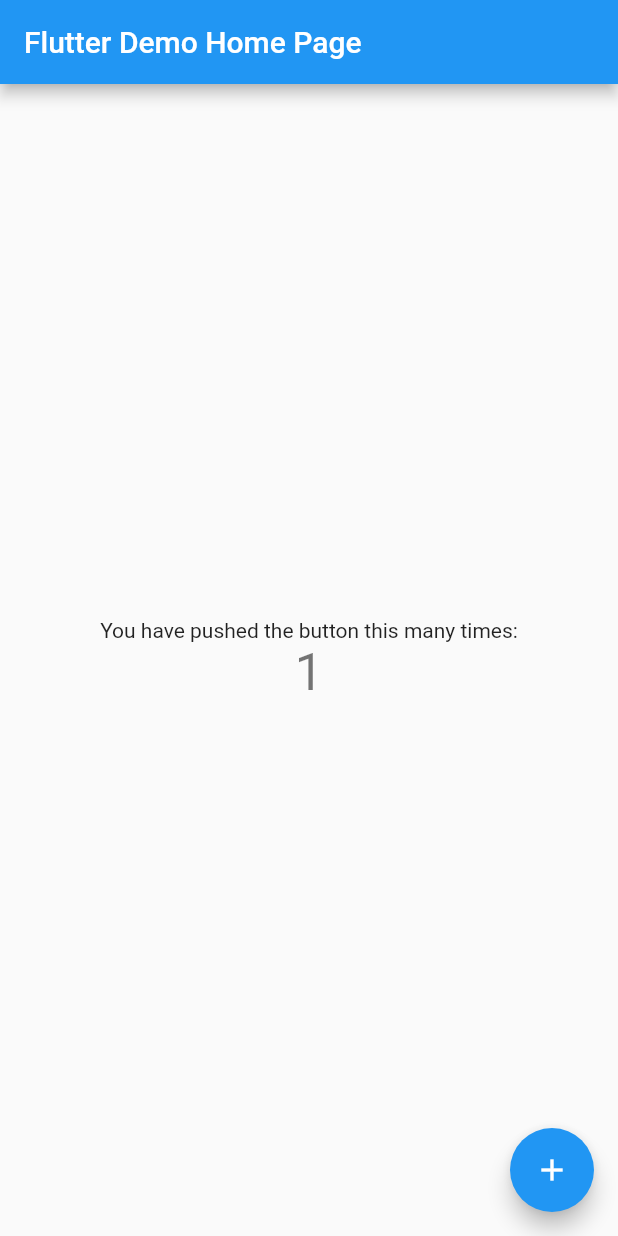
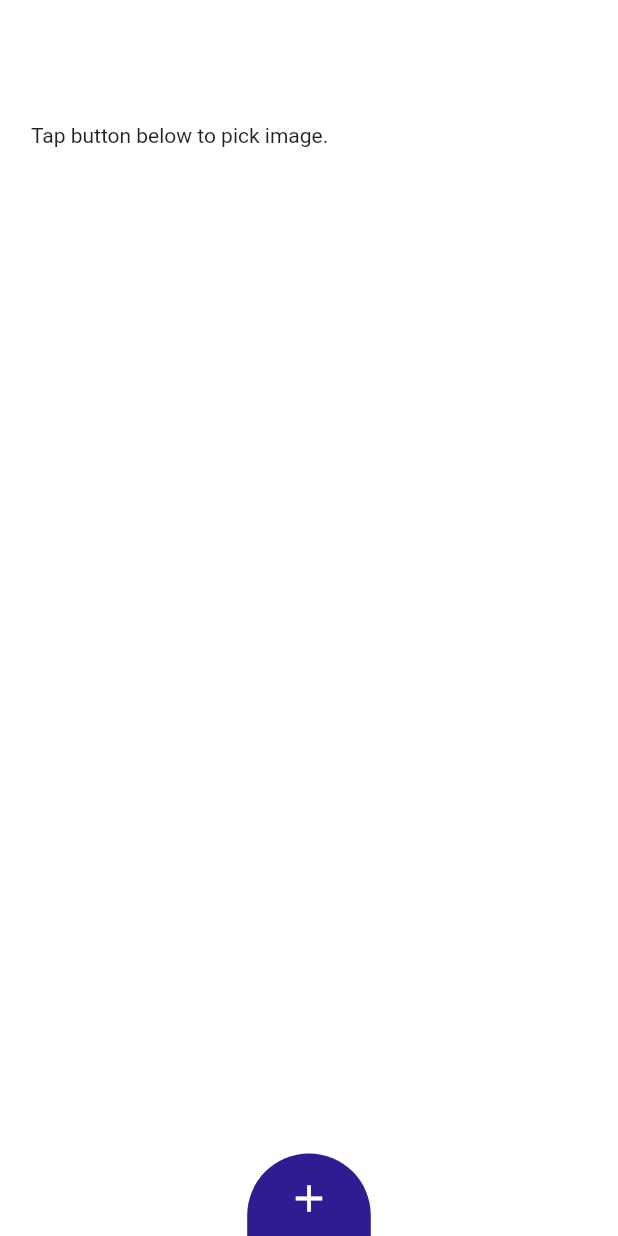
Before and after one commit to sharmashashi/imageprocessing-flutter, a Flutter app: the screen it shows after launch, after a tap on the "add" icon, on a phone screen of 412 x 824 dp. Run offline on Flutter 3.47's test engine with Material 2 defaults, Android fonts, the phone set to English and light mode, and no system bars; our stand-ins replace file_picker; missing offline and left inert: dart_image_processing.

Commit message:
integrated dart_image_processing package successfully

```diff
--- a/lib/main.dart
+++ b/lib/main.dart
@@ -1,111 +1,13 @@
+import 'package:flutter/cupertino.dart';
 import 'package:flutter/material.dart';
+import 'package:flutter/services.dart';
+import 'package:imageprocessing/screens/home/home.dart';
 
-void main() => runApp(MyApp());
-
-class MyApp extends StatelessWidget {
-  // This widget is the root of your application.
-  @override
-  Widget build(BuildContext context) {
-    return MaterialApp(
-      title: 'Flutter Demo',
-      theme: ThemeData(
-        // This is the theme of your application.
-        //
-        // Try running your application with "flutter run". You'll see the
-        // application has a blue toolbar. Then, without quitting the app, try
-        // changing the primarySwatch below to Colors.green and then invoke
-        // "hot reload" (press "r" in the console where you ran "flutter run",
-        // or simply save your changes to "hot reload" in a Flutter IDE).
-        // Notice that the counter didn't reset back to zero; the application
-        // is not restarted.
-        primarySwatch: Colors.blue,
-      ),
-      home: MyHomePage(title: 'Flutter Demo Home Page'),
-    );
-  }
+void main() {
+  SystemChrome.setSystemUIOverlayStyle(SystemUiOverlayStyle(
+      systemNavigationBarColor: Colors.deepPurple[900],
+      statusBarColor: Colors.green[600]));
+  runApp(MaterialApp(
+    home: HomePage(),
+  ));
 }
-
-class MyHomePage extends StatefulWidget {
-  MyHomePage({Key key, this.title}) : super(key: key);
-
-  // This widget is the home page of your application. It is stateful, meaning
-  // that it has a State object (defined below) that contains fields that affect
-  // how it looks.
-
-  // This class is the configuration for the state. It holds the values (in this
-  // case the title) provided by the parent (in this case the App widget) and
-  // used by the build method of the State. Fields in a Widget subclass are
-  // always marked "final".
-
-  final String title;
-
-  @override
-  _MyHomePageState createState() => _MyHomePageState();
-}
-
-class _MyHomePageState extends State<MyHomePage> {
-  int _counter = 0;
-
-  void _incrementCounter() {
-    setState(() {
-      // This call to setState tells the Flutter framework that something has
-      // changed in this State, which causes it to rerun the build method below
-      // so that the display can reflect the updated values. If we changed
-      // _counter without calling setState(), then the build method would not be
-      // called again, and so nothing would appear to happen.
-      _counter++;
-    });
-  }
-
-  @override
-  Widget build(BuildContext context) {
-    // This method is rerun every time setState is called, for instance as done
-    // by the _incrementCounter method above.
-    //
-    // The Flutter framework has been optimized to make rerunning build methods
-    // fast, so that you can just rebuild anything that needs updating rather
-    // than having to individually change instances of widgets.
-    return Scaffold(
-      appBar: AppBar(
-        // Here we take the value from the MyHomePage object that was created by
-        // the App.build method, and use it to set our appbar title.
-        title: Text(widget.title),
-      ),
-      body: Center(
-        // Center is a layout widget. It takes a single child and positions it
-        // in the middle of the parent.
-        child: Column(
-          // Column is also layout widget. It takes a list of children and
-          // arranges them vertically. By default, it sizes itself to fit its
-          // children horizontally, and tries to be as tall as its parent.
-          //
-          // Invoke "debug painting" (press "p" in the console, choose the
-          // "Toggle Debug Paint" action from the Flutter Inspector in Android
-          // Studio, or the "Toggle Debug Paint" command in Visual Studio Code)
-          // to see the wireframe for each widget.
-          //
-          // Column has various properties to control how it sizes itself and
-          // how it positions its children. Here we use mainAxisAlignment to
-          // center the children vertically; the main axis here is the vertical
-          // axis because Columns are vertical (the cross axis would be
-          // horizontal).
-          mainAxisAlignment: MainAxisAlignment.center,
-          children: <Widget>[
-            Text(
-              'You have pushed the button this many times:',
-            ),
-            Text(
-              '$_counter',
-              style: Theme.of(context).textTheme.display1,
-            ),
-          ],
-        ),
-      ),
-      floatingActionButton: FloatingActionButton(
-        onPressed: _incrementCounter,
-        tooltip: 'Increment',
-        child: Icon(Icons.add),
-      ), // This trailing comma makes auto-formatting nicer for build methods.
-    );
-  }
-}
--- /dev/null
+++ b/lib/providers/image_engine_provider.dart
@@ -0,0 +1,35 @@
+import 'dart:typed_data';
+import 'dart:io';
+import 'package:dart_image_processing/dart_image_processing.dart';
+import 'package:flutter/material.dart';
+import 'package:imageprocessing/utils/to_one_d_list.dart';
+
+class ImageEngine extends ChangeNotifier {
+  /// the main appearing image
+  MemoryImage image;
+
+  ///current image path
+  String imagePath;
+
+  get getImage => image;
+  get getImagePath => imagePath;
+
+  set setImagePath(String imagePath) {
+    this.imagePath = imagePath;
+    notifyListeners();
+  }
+
+  set setImage(List<int> bytes) {
+    U8Bitmap bitmapObj = U8Bitmap();
+    bitmapObj.init(rawBytes: bytes);
+    final readImage = bitmapObj.imread();
+    SpatialFiltering filterObj = SpatialFiltering();
+    var blurredImageBytes =
+        filterObj.simpleFilter(image: readImage, kernelSize: 5);
+
+    bitmapObj.imwrite(this.imagePath + 'newFile', blurredImageBytes);
+    var newImageBytes = File(imagePath + 'newFile.bmp').readAsBytesSync();
+    this.image = MemoryImage(newImageBytes);
+    notifyListeners();
+  }
+}
--- /dev/null
+++ b/lib/screens/home/home.dart
@@ -0,0 +1,132 @@
+import 'package:file_picker/file_picker.dart';
+import 'package:flutter/material.dart';
+import 'package:imageprocessing/providers/image_engine_provider.dart';
+import 'package:imageprocessing/utils/dimention_in_percent.dart';
+import 'package:provider/provider.dart';
+import 'dart:io';
+
+class HomePage extends StatelessWidget {
+  ///full height and width
+  double _screenHeight, _screenWidth;
+  @override
+  Widget build(BuildContext context) {
+    _screenHeight = MediaQuery.of(context).size.height;
+    _screenWidth = MediaQuery.of(context).size.width;
+    return MultiProvider(
+      providers: [
+        ///image engine provider
+        ChangeNotifierProvider<ImageEngine>(
+          builder: (context) => ImageEngine(),
+        )
+      ],
+      child: Builder(builder: (BuildContext context) {
+        var _imageEngine = Provider.of<ImageEngine>(context);
+        return Scaffold(
+          appBar: PreferredSize(
+            child: Container(
+              height: 0,
+            ),
+            preferredSize: Size.zero,
+          ),
+          backgroundColor: Colors.white,
+          body: Stack(
+            children: <Widget>[
+              ///pick button
+              _pickButton(
+                  screenHeight: _screenHeight,
+                  screenWidth: _screenWidth,
+                  provider: _imageEngine),
+
+              ///display image portion
+              _imageWindow(
+                  provider: _imageEngine,
+                  screenHeight: _screenHeight,
+                  screenWidth: _screenWidth)
+            ],
+          ),
+        );
+      }),
+    );
+  }
+
+  ///returns image window where the image
+  ///is to be shown
+  Widget _imageWindow(
+      {@required screenHeight, @required screenWidth, @required provider}) {
+    return Positioned(
+        left: percent(screenWidth, 5),
+        right: percent(screenWidth, 5),
+        top: percent(screenHeight, 10),
+        child: provider.getImage != null
+            ? Container(
+                height: percent(screenWidth, 90),
+                width: percent(screenWidth, 90),
+                decoration: BoxDecoration(
+                  image: DecorationImage(
+                      image: provider.getImage, alignment: Alignment.center),
+                  boxShadow: [
+                    BoxShadow(
+                        blurRadius: 2,
+                        spreadRadius: 1,
+                        offset: Offset(1, 1),
+                        color: Colors.grey)
+                  ],
+                  color: Colors.black,
+                  borderRadius: BorderRadius.circular(10),
+                ),
+              )
+            : Text('Tap button below to pick image.'));
+  }
+
+  ///returns a button to pick an image
+  Widget _pickButton(
+      {@required double screenHeight,
+      @required double screenWidth,
+      @required var provider}) {
+    return Positioned(
+      bottom: 0,
+      left: percent(screenWidth, 40),
+      right: percent(screenWidth, 40),
+      child: InkWell(
+        highlightColor: Colors.grey,
+        customBorder: RoundedRectangleBorder(
+            borderRadius: BorderRadius.only(
+                topLeft: Radius.circular(100), topRight: Radius.circular(100))),
+        onTap: () {
+          _imagePicker(provider: provider).then((bytes) {
+            provider.setImage = bytes;
+          });
+        },
+        child: Container(
+            padding: EdgeInsets.only(top: 15, bottom: 10),
+            width: percent(screenWidth, 20),
+            decoration: BoxDecoration(
+                color: Colors.deepPurple[900],
+                borderRadius: BorderRadius.only(
+                    topLeft: Radius.circular(100),
+                    topRight: Radius.circular(100))),
+            alignment: Alignment.bottomCenter,
+            child: Icon(
+              Icons.add,
+              // semanticLabel: 'Pick Image',
+              size: 30,
+              color: Colors.white,
+            )),
+      ),
+    );
+  }
+
+  ///to pick an image from library or camera
+  Future _imagePicker({@required provider}) async {
+    // File unusedFile = await ImagePicker.pickImage(source: ImageSource.gallery);
+    // String imagePath = '/storage/emulated/0/girl.bmp';
+    var file = await FilePicker.getFile(type: FileType.ANY);
+    String imagePath = file.parent.path+'/';
+    String tempImagePath = file.path;
+    // print('\n\n\n.................$imagePath.................\n\n');
+    provider.setImagePath = imagePath;
+    return file == null
+        ? 'Image was not picked'
+        : File(tempImagePath).readAsBytesSync().toList();
+  }
+}
--- /dev/null
+++ b/lib/utils/dimention_in_percent.dart
@@ -0,0 +1,3 @@
+double percent(double parentDimention, double percent) {
+  return parentDimention * percent / 100;
+}
--- /dev/null
+++ b/lib/utils/to_one_d_list.dart
@@ -0,0 +1,11 @@
+import 'package:flutter/foundation.dart';
+
+List<int> toOneDList({@required List<List<int>> srcList}) {
+  List<int> oneDList = List();
+  for (int i = 0; i < srcList.length; i++) {
+    for (int j = 0; j < srcList[0].length; j++) {
+      oneDList.add(srcList[i][j]);
+    }
+  }
+  return oneDList;
+}
```
Also changed, not shown: pubspec.yaml (+6 -5 lines), pubspec.lock, 5 other files.
